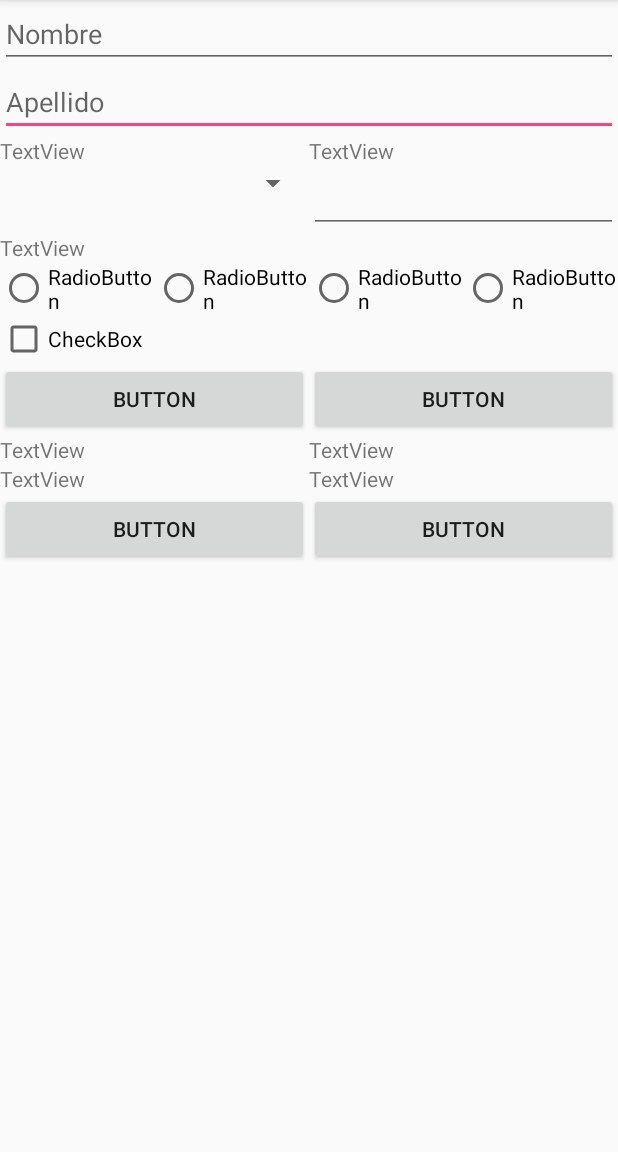
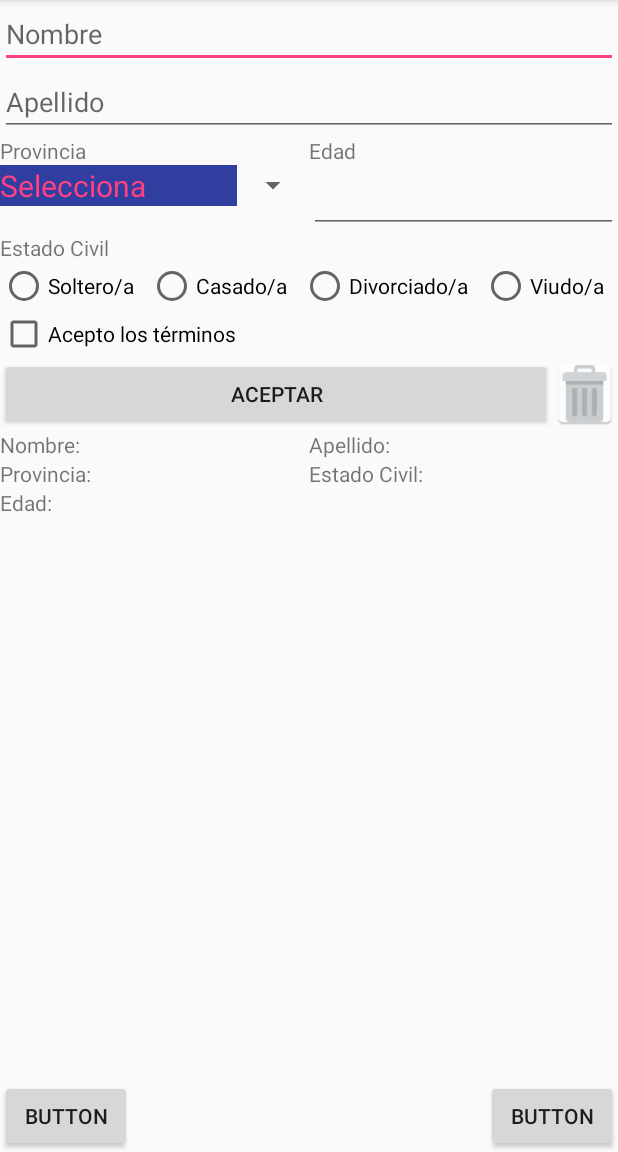
Before and after one commit to VicenteFnowell/controles_ejercicio3_07_02, an Android app: the screen it shows after launch (MainActivity), on a phone screen of 412 x 824 dp, the part 84-1236 px from its top. Run offline under Robolectric (Android 15) with nearby library versions, the phone set to English and light mode, and no system bars.

Commit message:
Ejercicio controles completo

```diff
--- a/app/src/main/java/com/example/controles_ejercicio3_07_02/MainActivity.java
+++ b/app/src/main/java/com/example/controles_ejercicio3_07_02/MainActivity.java
@@ -2,12 +2,171 @@ package com.example.controles_ejercicio3_07_02;
 
 import android.support.v7.app.AppCompatActivity;
 import android.os.Bundle;
+import android.view.View;
+import android.widget.ArrayAdapter;
+import android.widget.CheckBox;
+import android.widget.EditText;
+import android.widget.RadioButton;
+import android.widget.RadioGroup;
+import android.widget.Spinner;
+import android.widget.TextView;
+import android.widget.Toast;
+
+import java.util.ArrayList;
 
 public class MainActivity extends AppCompatActivity {
+
+    EditText etNombre, etApellidos, etEdad;
+    Spinner spProvincia;
+    RadioGroup rgEstadocivil;
+    CheckBox cbAceptarterminos;
+    TextView tvNombre,tvApellido,tvProvincia,tvEstado,tvEdad;
+    ArrayList<Usuarioregistrado> lista_usuarios = new ArrayList<Usuarioregistrado>();
+    int indicelistausua;
 
     @Override
     protected void onCreate(Bundle savedInstanceState) {
         super.onCreate(savedInstanceState);
         setContentView(R.layout.activity_main);
+
+        etNombre=(EditText)findViewById(R.id.etnombre);
+        etApellidos=(EditText)findViewById(R.id.etapellido);
+        etEdad=(EditText)findViewById(R.id.etedad);
+        spProvincia=(Spinner)findViewById(R.id.spprovincia);
+        rgEstadocivil=(RadioGroup)findViewById(R.id.rgestcivil);
+        cbAceptarterminos=(CheckBox)findViewById(R.id.cbterminos);
+        tvNombre=(TextView)findViewById(R.id.tvnombre);
+        tvApellido=(TextView)findViewById(R.id.tvapellido);
+        tvEstado=(TextView)findViewById(R.id.tvestado);
+        tvProvincia=(TextView)findViewById(R.id.tvprovincia);
+        tvEdad=(TextView)findViewById(R.id.tvedad);
+
+        //Rellenar Spinner
+
+        String[] Provincias={"Selecciona","Almería","Cádiz","Córdoba","Granada","Huelva","Jaen","Málaga","Sevilla"};
+        ArrayAdapter<String> adaptadorprovincias = new ArrayAdapter<String>(this,R.layout.item_spinner,Provincias);
+        spProvincia.setAdapter(adaptadorprovincias);
+
+
+
+
+
+    }//Fin OnCreate
+
+
+    public void clickAceptar (View view) {
+        String nombre = etNombre.getText().toString();
+        String apellido=etApellidos.getText().toString();
+        String spinnerprovincias=spProvincia.getSelectedItem().toString();
+        String cajaedad = etEdad.getText().toString();
+        int idEstado = rgEstadocivil.getCheckedRadioButtonId();
+
+
+        boolean termaceptados=false;
+
+        if(cbAceptarterminos.isChecked()){
+            termaceptados=true;
+        }
+
+        if(termaceptados){
+
+            if(nombre.equals("")|| apellido.equals("")||cajaedad.equals("")||spinnerprovincias.equals("Selecciona")||idEstado==-1){
+
+                mostrarMensaje("Debes rellenar los campos obligatorios");
+
+            }else{
+
+                RadioButton rbCopia = (RadioButton)findViewById(idEstado);
+                String estadocivil = rbCopia.getText().toString();
+                int edad = Integer.parseInt(cajaedad);
+
+               Usuarioregistrado ureg=new Usuarioregistrado(nombre,apellido,spinnerprovincias,estadocivil,edad);
+               lista_usuarios.add(ureg);
+
+
+
+               limpiarFormulario();
+
+            }
+
+
+        }else{
+
+            mostrarMensaje("Debes aceptar los términos");
+
+
+        }
+
     }
-}
+
+
+    public void clickBorrar (View view){
+        limpiarFormulario();
+
+    }
+
+    public void botonatras(View view){
+        if(indicelistausua>0) {
+            indicelistausua--;
+            cargarUsuario();
+        }else{
+            mostrarMensaje("Has llegado al principio");
+        }
+
+    }
+
+    public void botonadelante(View view){
+        if(indicelistausua<lista_usuarios.size()-1){
+            indicelistausua++;
+            cargarUsuario();
+        }else{
+
+            //mostrarMensaje("Has llegado al final");
+            indicelistausua=0;
+            cargarUsuario();
+        }
+
+
+    }
+
+
+
+
+
+    //Metodos propios
+
+
+    private void limpiarFormulario (){
+        etNombre.setText("");
+        etApellidos.setText ("");
+        etEdad.setText("");
+        spProvincia.setSelection(0);
+        rgEstadocivil.clearCheck();
+
+    }
+
+
+
+    private void mostrarMensaje (String mensaje){
+        Toast.makeText(getApplicationContext(),mensaje,Toast.LENGTH_LONG).show();
+
+    }
+
+    private void cargarUsuario (){
+        Usuarioregistrado ureg = lista_usuarios.get(indicelistausua);
+        tvNombre.setText("Nombre: "+ureg.getNombre());
+        tvApellido.setText("Apellido: " +ureg.getApellido());
+        tvEdad.setText("Edad: "+ureg.getEdad()+"");
+        tvEstado.setText("Estado civil: " +ureg.getEstadociv());
+        tvProvincia.setText("Provincia: " +ureg.getProvincia());
+
+
+    }
+
+
+
+
+
+
+
+}//Fin MainActivity
--- a/app/src/main/res/layout/activity_main.xml
+++ b/app/src/main/res/layout/activity_main.xml
@@ -27,7 +27,6 @@
                     android:layout_width="match_parent"
                     android:layout_height="wrap_content"
                     android:ems="10"
-                    android:focusable="false"
                     android:inputType="textPersonName"
                     android:hint="Nombre" />
 
@@ -52,13 +51,13 @@
                     android:orientation="vertical">
 
                     <TextView
-                        android:id="@+id/textView2"
+                        android:id="@+id/tvtituprovincia"
                         android:layout_width="match_parent"
                         android:layout_height="wrap_content"
-                        android:text="TextView" />
+                        android:text="Provincia" />
 
                     <Spinner
-                        android:id="@+id/spinner3"
+                        android:id="@+id/spprovincia"
                         android:layout_width="match_parent"
                         android:layout_height="wrap_content" />
                 </LinearLayout>
@@ -70,13 +69,13 @@
                     android:orientation="vertical">
 
                     <TextView
-                        android:id="@+id/textView3"
+                        android:id="@+id/tvtituedad"
                         android:layout_width="match_parent"
                         android:layout_height="wrap_content"
-                        android:text="TextView" />
+                        android:text="Edad" />
 
                     <EditText
-                        android:id="@+id/editText6"
+                        android:id="@+id/etedad"
                         android:layout_width="match_parent"
                         android:layout_height="wrap_content"
                         android:ems="10"
@@ -91,70 +90,76 @@
                 android:orientation="vertical">
 
                 <TextView
-                    android:id="@+id/textView5"
+                    android:id="@+id/tvestcivil"
                     android:layout_width="match_parent"
                     android:layout_height="wrap_content"
-                    android:text="TextView" />
+                    android:text="Estado Civil" />
 
                 <RadioGroup
+                    android:id="@+id/rgestcivil"
                     android:layout_width="match_parent"
                     android:layout_height="match_parent"
                     android:orientation="horizontal">
 
                     <RadioButton
-                        android:id="@+id/radioButton3"
+                        android:id="@+id/rbsoltero"
                         android:layout_width="wrap_content"
                         android:layout_height="wrap_content"
                         android:layout_weight="1"
-                        android:text="RadioButton" />
+                        android:text="Soltero/a" />
 
                     <RadioButton
-                        android:id="@+id/radioButton4"
+                        android:id="@+id/rbcasado"
                         android:layout_width="wrap_content"
                         android:layout_height="wrap_content"
                         android:layout_weight="1"
-                        android:text="RadioButton" />
+                        android:text="Casado/a" />
 
                     <RadioButton
-                        android:id="@+id/radioButton5"
+                        android:id="@+id/rbdivorciado"
                         android:layout_width="wrap_content"
                         android:layout_height="wrap_content"
                         android:layout_weight="1"
-                        android:text="RadioButton" />
+                        android:text="Divorciado/a" />
 
                     <RadioButton
-                        android:id="@+id/radioButton6"
+                        android:id="@+id/rbviudo"
                         android:layout_width="wrap_content"
                         android:layout_height="wrap_content"
                         android:layout_weight="1"
-                        android:text="RadioButton" />
+                        android:text="Viudo/a" />
                 </RadioGroup>
             </LinearLayout>
 
             <CheckBox
-                android:id="@+id/checkBox"
+                android:id="@+id/cbterminos"
                 android:layout_width="match_parent"
                 android:layout_height="wrap_content"
-                android:text="CheckBox" />
+                android:text="Acepto los términos" />
 
             <LinearLayout
                 android:layout_width="match_parent"
-                android:layout_height="match_parent"
+                android:layout_height="wrap_content"
                 android:orientation="horizontal">
 
                 <Button
-                    android:id="@+id/button"
+                    android:id="@+id/btnaceptar"
+                    android:layout_width="match_parent"
+                    android:layout_height="wrap_content"
+                    android:layout_weight="1"
+                    android:text="Aceptar"
+                    android:onClick="clickAceptar"/>
+
+                <Button
+                    android:id="@+id/btnborrar"
                     android:layout_width="wrap_content"
                     android:layout_height="wrap_content"
                     android:layout_weight="1"
-                    android:text="Button" />
+                    android:background="@mipmap/ic_eliminar"
+                    android:padding="10dp"
+                    android:onClick="clickBorrar"
+                    android:text="" />
 
-                <Button
-                    android:id="@+id/button2"
-                    android:layout_width="wrap_content"
-                    android:layout_height="wrap_content"
-                    android:layout_weight="1"
-                    android:text="Button" />
             </LinearLayout>
         </LinearLayout>
 
@@ -162,8 +167,24 @@
 
     <LinearLayout
         android:layout_width="match_parent"
-        android:layout_height="match_parent"
-        android:orientation="vertical">
+        android:layout_height="wrap_content"
+        android:orientation="horizontal">
+
+        <TextView
+            android:id="@+id/tvnombre"
+            android:layout_width="match_parent"
+            android:layout_height="wrap_content"
+            android:layout_weight="1"
+            android:text="Nombre: " />
+
+        <TextView
+            android:id="@+id/tvapellido"
+            android:layout_width="match_parent"
+            android:layout_height="wrap_content"
+            android:layout_weight="1"
+            android:text="Apellido:" />
+    </LinearLayout>
+
 
     <LinearLayout
         android:layout_width="match_parent"
@@ -171,58 +192,59 @@
         android:orientation="horizontal">
 
         <TextView
-                android:id="@+id/textView6"
-                android:layout_width="wrap_content"
+            android:id="@+id/tvprovincia"
+            android:layout_width="match_parent"
             android:layout_height="wrap_content"
             android:layout_weight="1"
-                android:text="TextView" />
+            android:text="Provincia:" />
 
         <TextView
-                android:id="@+id/textView7"
-                android:layout_width="wrap_content"
+            android:id="@+id/tvestado"
+            android:layout_width="match_parent"
             android:layout_height="wrap_content"
             android:layout_weight="1"
-                android:text="TextView" />
+            android:text="Estado Civil:" />
+
     </LinearLayout>
+
+
 
     <LinearLayout
         android:layout_width="match_parent"
         android:layout_height="wrap_content"
-            android:orientation="horizontal">
+        android:orientation="vertical">
+
 
         <TextView
-                android:id="@+id/textView8"
+            android:id="@+id/tvedad"
+            android:layout_width="match_parent"
+            android:layout_height="wrap_content"
+            android:text="Edad:" />
+    </LinearLayout>
+
+        <RelativeLayout
+            android:layout_width="match_parent"
+            android:layout_height="match_parent">
+
+            <Button
+                android:id="@+id/btnatras"
                 android:layout_width="wrap_content"
                 android:layout_height="wrap_content"
-                android:layout_weight="1"
-                android:text="TextView" />
-
-            <TextView
-                android:id="@+id/textView9"
-                android:layout_width="wrap_content"
-                android:layout_height="wrap_content"
-                android:layout_weight="1"
-                android:text="TextView" />
-        </LinearLayout>
-
-        <LinearLayout
-            android:layout_width="match_parent"
-            android:layout_height="match_parent"
-            android:orientation="horizontal">
-
-            <Button
-                android:id="@+id/button3"
-                android:layout_width="wrap_content"
-                android:layout_height="wrap_content"
-                android:layout_weight="1"
+                android:layout_alignParentBottom="true"
+                android:layout_alignParentLeft="true"
+                android:layout_alignParentStart="true"
+                android:onClick="botonatras"
                 android:text="Button" />
 
             <Button
-                android:id="@+id/button4"
+                android:id="@+id/btnadelante"
                 android:layout_width="wrap_content"
                 android:layout_height="wrap_content"
-                android:layout_weight="1"
+                android:layout_alignParentEnd="true"
+                android:layout_alignParentRight="true"
+                android:onClick="botonadelante"
+                android:layout_alignTop="@+id/btnatras"
                 android:text="Button" />
+        </RelativeLayout>
+
     </LinearLayout>
-    </LinearLayout>
-</LinearLayout>
--- /dev/null
+++ b/app/src/main/res/layout/item_spinner.xml
@@ -0,0 +1,10 @@
+<?xml version="1.0" encoding="utf-8"?>
+<TextView
+
+    android:layout_width="match_parent"
+    android:layout_height="match_parent"
+    android:textColor="@color/colorAccent"
+    android:background="@color/colorPrimaryDark"
+    android:textSize="20dp"
+
+    xmlns:android="http://schemas.android.com/apk/res/android" />
```
Also changed, not shown: app/src/main/java/com/example/controles_ejercicio3_07_02/Usuarioregistrado.java (added, +71 -0 lines), app/src/main/ic_eliminar-web.png (added), app/src/main/res/mipmap-hdpi/ic_eliminar.png (added), app/src/main/res/mipmap-mdpi/ic_eliminar.png (added), app/src/main/res/mipmap-xhdpi/ic_eliminar.png (added), app/src/main/res/mipmap-xxhdpi/ic_eliminar.png (added), app/src/main/res/mipmap-xxxhdpi/ic_eliminar.png (added). Lines whose indentation alone changed are shown as unchanged.
